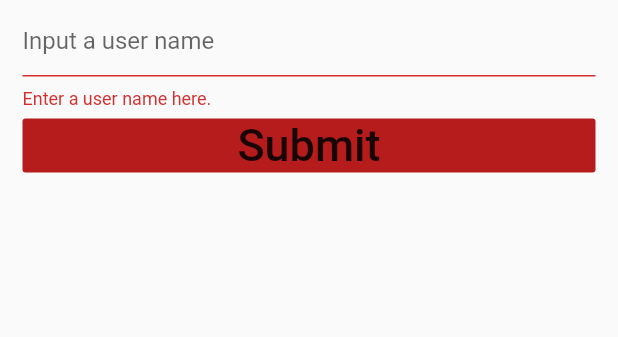
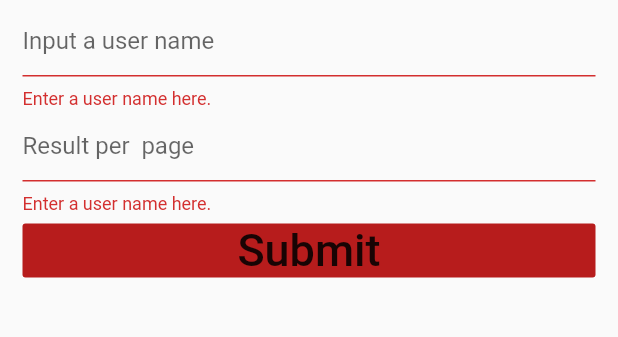
Before and after one commit to IvansPhoto/github_finder_rxdart_getit, a Flutter app: the screen it shows after launch, after a tap on "Submit", on a phone screen of 412 x 824 dp, the part 84-421 px from its top. Run offline on Flutter 3.47's test engine with Material 2 defaults, Android fonts, the phone set to English and light mode, and no system bars; our stand-ins replace flutter_spinkit, get_it, rxdart; network calls fail.

Commit message:
Added new service for searching.

```diff
--- a/lib/main.dart
+++ b/lib/main.dart
@@ -1,19 +1,22 @@
 import 'package:flutter/material.dart';
+import 'package:github_finder_rxdart_getit/pages/ErrorScreen.dart';
 import 'package:github_finder_rxdart_getit/pages/LoadingScreen.dart';
 import 'package:github_finder_rxdart_getit/pages/SearchingUsersPage.dart';
-import 'package:github_finder_rxdart_getit/pages/ShowUsersPage.dart';
+import 'package:github_finder_rxdart_getit/pages/SearchUsersResultPage.dart';
 import 'package:github_finder_rxdart_getit/pages/UserProfilePage.dart';
 import 'services.dart';
 
 void main() {
 	getIt.registerLazySingleton<UserService>(() => UserService());
+	getIt.registerLazySingleton<SearchParameters>(() => SearchParameters());
 	runApp(MaterialApp(
 		initialRoute: RouteNames.index,
 		routes: {
 			RouteNames.index: (BuildContext context) => SearchingUsersPage(),
-			RouteNames.users: (BuildContext context) => ShowUsersPage(),
+			RouteNames.users: (BuildContext context) => SearchUsersResultPage(),
 			RouteNames.profile: (BuildContext context) => UserProfilePage(),
 			RouteNames.loading: (BuildContext context) => LoadingScreen(),
+			RouteNames.error: (BuildContext context) => ErrorScreen(),
 		},
 		theme: ThemeData(
 			brightness: Brightness.light,
--- a/lib/pages/SearchingUsersPage.dart
+++ b/lib/pages/SearchingUsersPage.dart
@@ -1,11 +1,13 @@
-import 'package:flutter/cupertino.dart';
 import 'package:flutter/material.dart';
 import 'package:github_finder_rxdart_getit/widgets.dart';
 import 'package:github_finder_rxdart_getit/services.dart';
 
 class SearchingUsersPage extends StatelessWidget {
-  final _userService = getIt.get<UserService>();
+//  final _userService = getIt.get<UserService>();
+	final _searchParameters = getIt.get<SearchParameters>();
+	final _formKey = GlobalKey<FormState>();
 	final _userNameKey = TextEditingController();
+	final _perPageKey = TextEditingController();
 
 	@override
 	Widget build(BuildContext context) {
@@ -14,7 +16,8 @@ class SearchingUsersPage extends StatelessWidget {
 			appBar: AppBar(title: Text('Index Page'), elevation: 0, centerTitle: true),
 			body: Center(
 				child: Form(
-            autovalidate: true,
+						key: _formKey,
+						autovalidate: true, //How this relates to initialValue?
 						child: Padding(
 							padding: const EdgeInsets.symmetric(vertical: 3, horizontal: 15),
 							child: Column(
@@ -22,22 +25,37 @@ class SearchingUsersPage extends StatelessWidget {
 								crossAxisAlignment: CrossAxisAlignment.stretch,
 								children: <Widget>[
 									TextFormField(
+										keyboardType: TextInputType.text,
 										controller: _userNameKey,
 										decoration: const InputDecoration(hintText: 'Input a user name'),
 										validator: (value) {
 											return value.isEmpty ? 'Enter a user name here.' : null;
-                      }),
+										},
+									),
+									TextFormField(
+										keyboardType: TextInputType.number,
+										controller: _perPageKey,
+										decoration: const InputDecoration(hintText: 'Result per  page'),
+//                    initialValue: '15',
+										validator: (value) => value.isEmpty ? 'Enter a user name here.' : null,
+										onSaved: (String value) {
+											print(value);
+										},
+									),
 									FlatButton(
 										color: Theme.of(context).primaryColor,
 										disabledColor: Colors.grey[600],
 										disabledTextColor: Colors.grey[400],
 										onPressed: () {
-                        if (_userNameKey.text != '') {
-                          _userService.searchUsers(searchString: _userNameKey.text);
-                          Navigator.pushNamed(context, RouteNames.users);
+											if (_formKey.currentState.validate()) {
+												_searchParameters.setString = _userNameKey.text; //Set search string to object.
+												_searchParameters.searchUsers(searchParameters: _searchParameters, initSearch: true);
+//												_userService.searchUsers(searchString: _userNameKey.text);
+//												Navigator.pushNamed(context, RouteNames.users);
 											}
 										},
-                      child: Text('Submit')),
+										child: Text('Submit'),
+									),
 								],
 							),
 						)),
--- a/lib/services.dart
+++ b/lib/services.dart
@@ -1,5 +1,6 @@
 import 'dart:async';
 import 'dart:convert';
+import 'package:flutter/material.dart';
 import 'package:rxdart/rxdart.dart';
 import 'package:http/http.dart';
 import 'package:get_it/get_it.dart';
@@ -10,6 +11,7 @@ abstract class RouteNames {
   static const String users = '/users';
   static const String profile = '/profile';
   static const String loading = '/loading';
+  static const String error = '/error';
 }
 
 GetIt getIt = GetIt.instance;
@@ -166,7 +168,6 @@ class UserProfile {
   String updatedAt;
 
   UserProfile(
-      //Validation on null
       {this.login,
       this.id,
       this.nodeId,
@@ -270,40 +271,109 @@ class UserProfile {
   }
 }
 
+
 class UserService {
   final BehaviorSubject _isLoading = BehaviorSubject<bool>();
   Stream get streamIsLoading$ => _isLoading.stream;
   bool get isLoadingValue => _isLoading.value;
+  set setLoadingValue(bool loading) => _isLoading.add(loading);
 
-  final _allUsers = BehaviorSubject<GitHubUserResponse>();
-  Stream get streamAllUsers$ => _allUsers.stream;
-  GitHubUserResponse get currentUserNames => _allUsers.value;
+  final _gitHubUserResponse = BehaviorSubject<GitHubUserResponse>();
+  Stream get streamGHUResponse$ => _gitHubUserResponse.stream;
+  GitHubUserResponse get currentGHUResponse => _gitHubUserResponse.value;
+  set setGHUResponse(GitHubUserResponse gitHubUserResponse) => _gitHubUserResponse.add(gitHubUserResponse);
 
-  final _userProfile = BehaviorSubject<UserProfile>();
-  Stream get streamUserProfile$ => _userProfile.stream;
-  UserProfile get currentUserProfile => _userProfile.value;
+//	final _searchParams = BehaviorSubject<SearchParameters>();
+//	Stream get streamSearch$ => _searchParams.stream;
+//	SearchParameters get currentSearch => _searchParams.value;
+//	set setSearchParams(SearchParameters searchParameters) => _searchParams.add(searchParameters);
 
   void searchUsers({String searchString, int perPage = 15, int pageNumber = 1}) async {
     _isLoading.add(true);
     try {
       Response response = await get('https://api.github.com/search/users?q=$searchString&per_page=$perPage&page=$pageNumber');
       GitHubUserResponse gitHubUserResponse = GitHubUserResponse.fromJson(jsonDecode(response.body));
-      _allUsers.add(gitHubUserResponse);
+      _gitHubUserResponse.add(gitHubUserResponse);
     } catch (error) {
       print(error);
     }
     _isLoading.add(false);
   }
 
-  void getUserProfile(String url) async {
-    _isLoading.add(true);
+//  final _userProfile = BehaviorSubject<UserProfile>();
+//  Stream get streamUserProfile$ => _userProfile.stream;
+//  UserProfile get currentUserProfile => _userProfile.value;
+
+//  void getUserProfile(String url) async {
+//    _isLoading.add(true);
+//    try {
+//      Response response = await get(url);
+//      UserProfile userProfile = UserProfile.fromJson(jsonDecode(response.body));
+//      _userProfile.add(userProfile);
+//    } catch (error) {
+//      print(error);
+//    }
+//    _isLoading.add(false);
+//  }
+}
+
+class SearchParameters {
+  String searchString;
+  int page;
+  int perPage;
+  SearchParameters({this.searchString, this.page = 1, this.perPage = 15});
+
+  set setString(String newSearchString) => searchString = newSearchString;
+  set setPage(int newPage) => page = newPage;
+  set setPerPage(int newPerPage) => perPage = newPerPage;
+
+  void increasePage() => page++;
+  void decreasePage() => page--;
+
+  String get getSearchString => searchString;
+  int get getPage => page;
+  int get getPerPage => perPage;
+
+  final _searchPageParams = BehaviorSubject<SearchParameters>();
+  Stream get streamSearchParams$ => _searchPageParams.stream;
+  SearchParameters get currentSearchParams => _searchPageParams.value;
+  set setSearchParams(SearchParameters currentSearchParams) => _searchPageParams.add(currentSearchParams);
+
+  final _gitHubUserResponse = BehaviorSubject<GitHubUserResponse>();
+  Stream get streamGHUResponse$ => _gitHubUserResponse.stream;
+  GitHubUserResponse get currentGHUResponse => _gitHubUserResponse.value;
+  set setGHUResponse(GitHubUserResponse gitHubUserResponse) => _gitHubUserResponse.add(gitHubUserResponse);
+
+  final BehaviorSubject _isLoading = BehaviorSubject<bool>();
+  Stream get streamIsLoading$ => _isLoading.stream;
+  bool get isLoadingValue => _isLoading.value;
+  set setLoadingValue(bool loading) => _isLoading.add(loading);
+
+  void searchUsers({BuildContext context, SearchParameters searchParameters, bool initSearch = false}) async {
+    setLoadingValue = true;
+    try {
+      Response response =
+          await get('https://api.github.com/search/users?q=${searchParameters.getSearchString}&per_page=${searchParameters.getPerPage}&page=${searchParameters.getPage}');
+      GitHubUserResponse gitHubUserResponse = GitHubUserResponse.fromJson(jsonDecode(response.body));
+      initSearch
+          ? Navigator.pushNamed(context, RouteNames.users, arguments: gitHubUserResponse)
+          : Navigator.pushReplacementNamed(context, RouteNames.users, arguments: gitHubUserResponse);
+    } catch (error) {
+      print(error);
+      Navigator.pushNamed(context, RouteNames.error, arguments: error); //Check error type.
+    }
+    setLoadingValue = false;
+  }
+
+  static void getUserProfile({BuildContext context, String url}) async {
+    Navigator.pushNamed(context, RouteNames.loading); //Loading screen
     try {
       Response response = await get(url);
       UserProfile userProfile = UserProfile.fromJson(jsonDecode(response.body));
-      _userProfile.add(userProfile);
+      Navigator.pushReplacementNamed(context, RouteNames.profile, arguments: userProfile);
     } catch (error) {
       print(error);
+      Navigator.pushNamed(context, RouteNames.error, arguments: error); ////Check error type.
     }
-    _isLoading.add(false);
   }
 }
--- a/pubspec.yaml
+++ b/pubspec.yaml
@@ -21,7 +21,7 @@ dependencies:
     sdk: flutter
   rxdart: ^0.23.1
   http: ^0.12.0+2
-  get_it: ^3.0.3
+  get_it: ^3.1.0
   flutter_spinkit: ^4.0.0
 
   # The following adds the Cupertino Icons font to your application.
```
Also changed, not shown: lib/pages/ErrorScreen.dart (added, +18 -0 lines), lib/pages/SearchUsersResultPage.dart (renamed from lib/pages/ShowUsersPage.dart, +17 -10 lines), lib/pages/UserProfilePage.dart (+41 -20 lines). Lines whose indentation alone changed are shown as unchanged.
